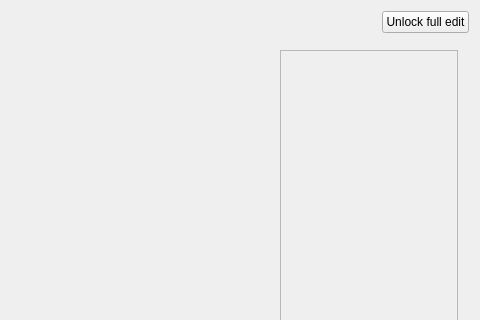
First picture: the form in ui_files/ui_target_widget.ui, repository JYU-IBA/potku, before the edit; both pictures show x 497 to 977 and y 0 to 320 of the 977 by 524 pixel window.
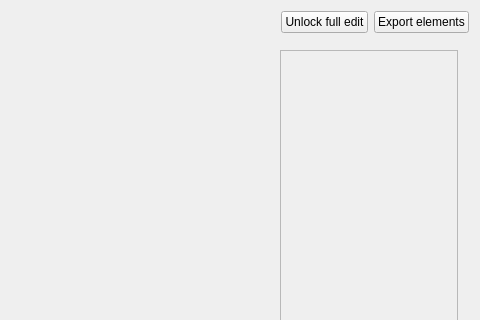
Second picture: the form after the edit. Icons and pictures are not drawn.

Commit message: Now exporting elements from target composition to recoil atom distribution is done using a button.

```diff
--- a/ui_files/ui_target_widget.ui
+++ b/ui_files/ui_target_widget.ui
@@ -56,6 +56,16 @@
        </property>
       </widget>
      </item>
+     <item>
+      <widget class="QPushButton" name="exportElementsButton">
+       <property name="text">
+        <string>Export elements</string>
+       </property>
+       <property name="toolTip">
+        <string>Export layer elements to recoil atom distribution</string>
+       </property>
+      </widget>
+     </item>
     </layout>
    </item>
    <item>
```
The commit also changes 2 other files.
